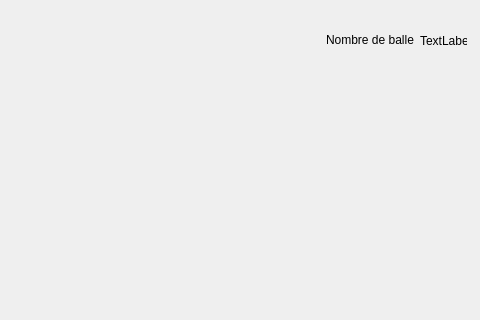
Old version of the form mainwindow.ui in the repository clementFrade/ProjetCasseBriqueFRADE_BOUTEYRE; both pictures show x 720 to 1200 and y 0 to 320 of the 1200 by 700 pixel window.
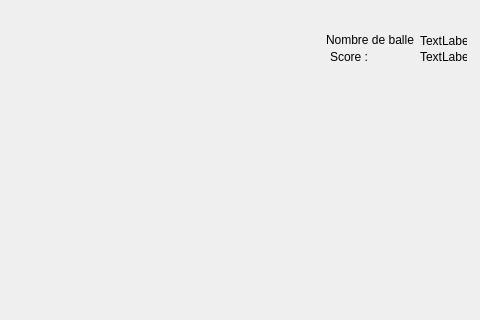
New version of the form. Custom widgets are drawn as their Qt base class.

```diff
--- a/mainwindow.ui
+++ b/mainwindow.ui
@@ -75,6 +75,32 @@
      <string>TextLabel</string>
     </property>
    </widget>
+   <widget class="QLabel" name="label_3">
+    <property name="geometry">
+     <rect>
+      <x>1050</x>
+      <y>50</y>
+      <width>47</width>
+      <height>13</height>
+     </rect>
+    </property>
+    <property name="text">
+     <string>Score :</string>
+    </property>
+   </widget>
+   <widget class="QLabel" name="label_4">
+    <property name="geometry">
+     <rect>
+      <x>1140</x>
+      <y>50</y>
+      <width>47</width>
+      <height>13</height>
+     </rect>
+    </property>
+    <property name="text">
+     <string>TextLabel</string>
+    </property>
+   </widget>
   </widget>
  </widget>
  <layoutdefault spacing="6" margin="11"/>
```
